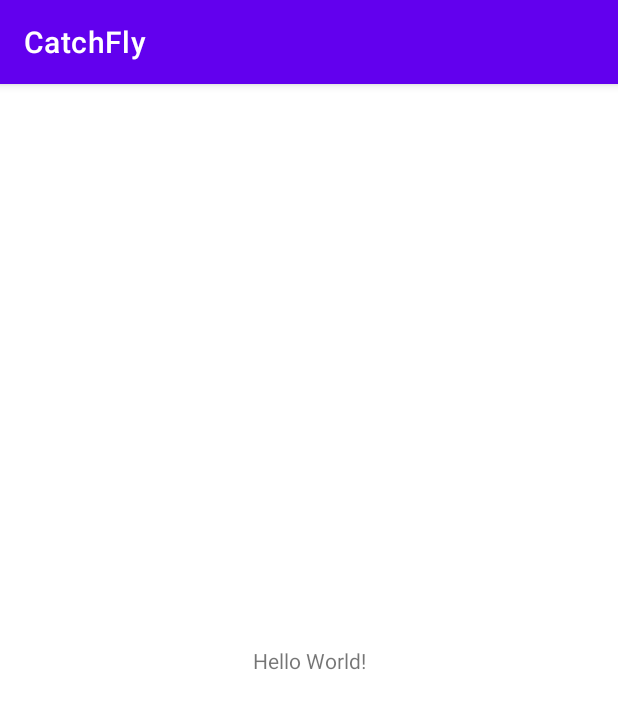
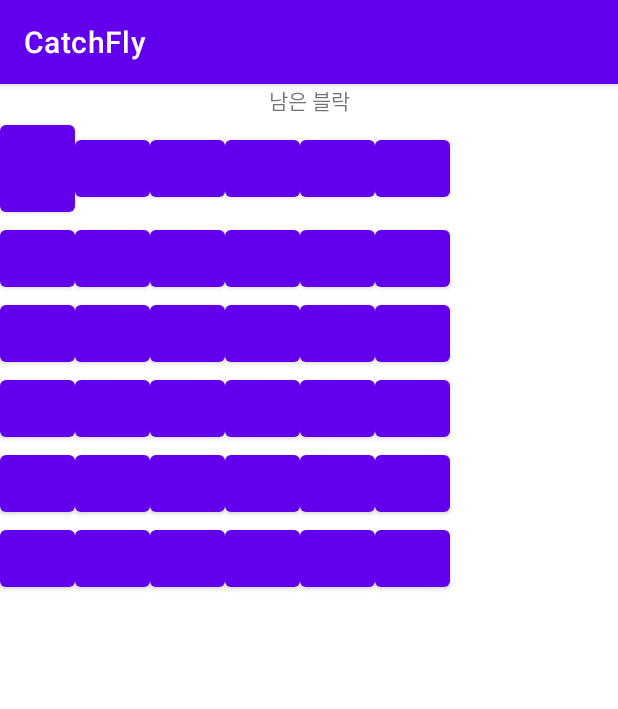
Before and after one commit to PeanutButterFam/CatchFly, an Android app: the screen it shows after launch (MainActivity), on a phone screen of 412 x 824 dp. Shown: the top 709 px of the screen. Run offline under Robolectric (Android 15) with nearby library versions, the light colour scheme and no system bars.

Commit message:
modifying map

```diff
--- a/app/src/main/res/layout/activity_main.xml
+++ b/app/src/main/res/layout/activity_main.xml
@@ -1,18 +1,150 @@
 <?xml version="1.0" encoding="utf-8"?>
-<androidx.constraintlayout.widget.ConstraintLayout xmlns:android="http://schemas.android.com/apk/res/android"
+<LinearLayout xmlns:android="http://schemas.android.com/apk/res/android"
     xmlns:app="http://schemas.android.com/apk/res-auto"
     xmlns:tools="http://schemas.android.com/tools"
     android:layout_width="match_parent"
     android:layout_height="match_parent"
-    tools:context=".MainActivity">
+    tools:context=".MainActivity"
+    android:orientation="vertical">
 
-    <TextView
-        android:layout_width="wrap_content"
+    <LinearLayout
+        android:layout_width="match_parent"
         android:layout_height="wrap_content"
-        android:text="Hello World!"
-        app:layout_constraintBottom_toBottomOf="parent"
-        app:layout_constraintLeft_toLeftOf="parent"
-        app:layout_constraintRight_toRightOf="parent"
-        app:layout_constraintTop_toTopOf="parent" />
+        android:orientation="horizontal">
+        <TextView
+            android:layout_width="match_parent"
+            android:layout_height="wrap_content"
+            android:gravity="center"
+            android:text="남은 블락"/>
 
-</androidx.constraintlayout.widget.ConstraintLayout>
+        <TextView
+            android:layout_width="wrap_content"
+            android:layout_height="wrap_content"
+            android:gravity="center"
+            android:id="@+id/leftBlocks"/>
+
+    </LinearLayout>
+
+
+    <GridLayout
+        android:layout_width="match_parent"
+        android:layout_height="match_parent"
+        android:columnCount="6"
+        android:rowCount="6">
+
+        <Button
+            android:layout_width="50dp"
+            android:layout_height="70dp"/>
+        <Button
+            android:layout_width="50dp"
+            android:layout_height="50dp"/>
+        <Button
+            android:layout_width="50dp"
+            android:layout_height="50dp"/>
+        <Button
+            android:layout_width="50dp"
+            android:layout_height="50dp"/>
+        <Button
+            android:layout_width="50dp"
+            android:layout_height="50dp"/>
+        <Button
+            android:layout_width="50dp"
+            android:layout_height="50dp"/>
+
+        <Button
+            android:layout_width="50dp"
+            android:layout_height="50dp"/>
+        <Button
+            android:layout_width="50dp"
+            android:layout_height="50dp"/>
+        <Button
+            android:layout_width="50dp"
+            android:layout_height="50dp"/>
+        <Button
+            android:layout_width="50dp"
+            android:layout_height="50dp"/>
+        <Button
+            android:layout_width="50dp"
+            android:layout_height="50dp"/>
+        <Button
+            android:layout_width="50dp"
+            android:layout_height="50dp"/>
+
+        <Button
+            android:layout_width="50dp"
+            android:layout_height="50dp"/>
+        <Button
+            android:layout_width="50dp"
+            android:layout_height="50dp"/>
+        <Button
+            android:layout_width="50dp"
+            android:layout_height="50dp"/>
+        <Button
+            android:layout_width="50dp"
+            android:layout_height="50dp"/>
+        <Button
+            android:layout_width="50dp"
+            android:layout_height="50dp"/>
+        <Button
+            android:layout_width="50dp"
+            android:layout_height="50dp"/>
+
+        <Button
+            android:layout_width="50dp"
+            android:layout_height="50dp"/>
+        <Button
+            android:layout_width="50dp"
+            android:layout_height="50dp"/>
+        <Button
+            android:layout_width="50dp"
+            android:layout_height="50dp"/>
+        <Button
+            android:layout_width="50dp"
+            android:layout_height="50dp"/>
+        <Button
+            android:layout_width="50dp"
+            android:layout_height="50dp"/>
+        <Button
+            android:layout_width="50dp"
+            android:layout_height="50dp"/>
+
+        <Button
+            android:layout_width="50dp"
+            android:layout_height="50dp"/>
+        <Button
+            android:layout_width="50dp"
+            android:layout_height="50dp"/>
+        <Button
+            android:layout_width="50dp"
+            android:layout_height="50dp"/>
+        <Button
+            android:layout_width="50dp"
+            android:layout_height="50dp"/>
+        <Button
+            android:layout_width="50dp"
+            android:layout_height="50dp"/>
+        <Button
+            android:layout_width="50dp"
+            android:layout_height="50dp"/>
+
+        <Button
+            android:layout_width="50dp"
+            android:layout_height="50dp"/>
+        <Button
+            android:layout_width="50dp"
+            android:layout_height="50dp"/>
+        <Button
+            android:layout_width="50dp"
+            android:layout_height="50dp"/>
+        <Button
+            android:layout_width="50dp"
+            android:layout_height="50dp"/>
+        <Button
+            android:layout_width="50dp"
+            android:layout_height="50dp"/>
+        <Button
+            android:layout_width="50dp"
+            android:layout_height="50dp"/>
+    </GridLayout>
+
+</LinearLayout>
```
